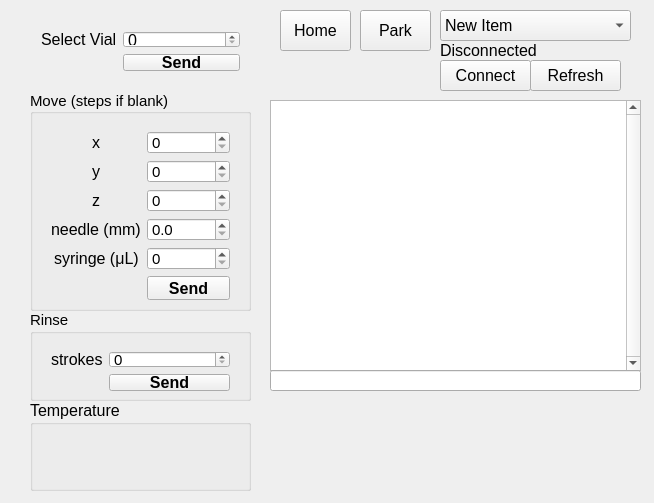
amoose136/GPIController, file src/gpicontroller.ui: the form before one commit.
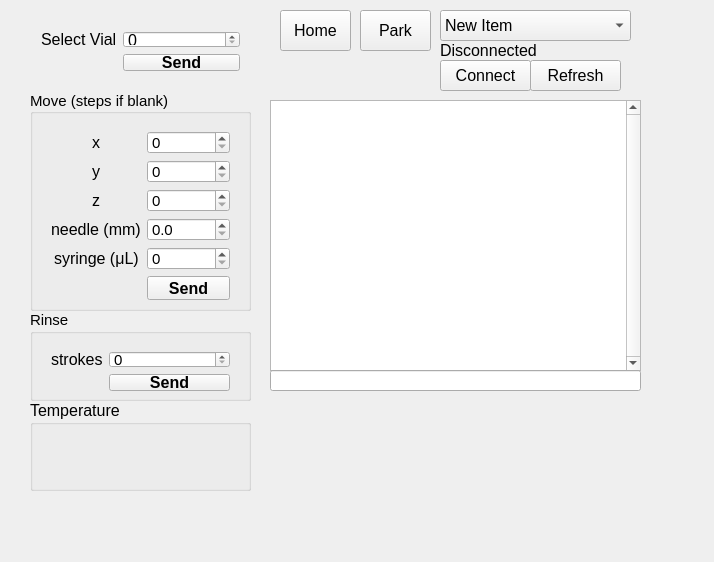
The form after the commit.

Commit message: 💄 update GUI to Jorgen-VikingGod's qt-frameless-window-darkstyle (from github)

What changed in the file:
```diff
--- a/src/gpicontroller.ui
+++ b/src/gpicontroller.ui
@@ -6,8 +6,8 @@
    <rect>
     <x>0</x>
     <y>0</y>
-    <width>654</width>
-    <height>503</height>
+    <width>714</width>
+    <height>562</height>
    </rect>
   </property>
   <property name="sizePolicy">
```
The commit also changes 4 other files.
